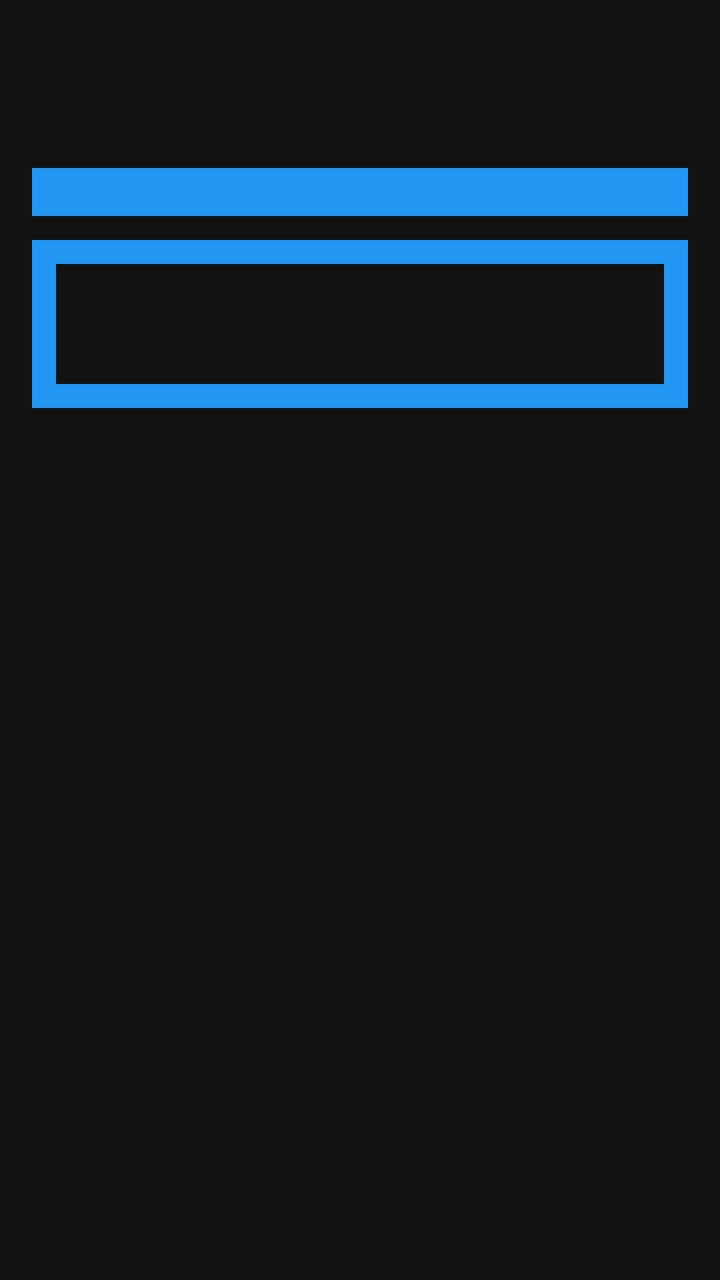
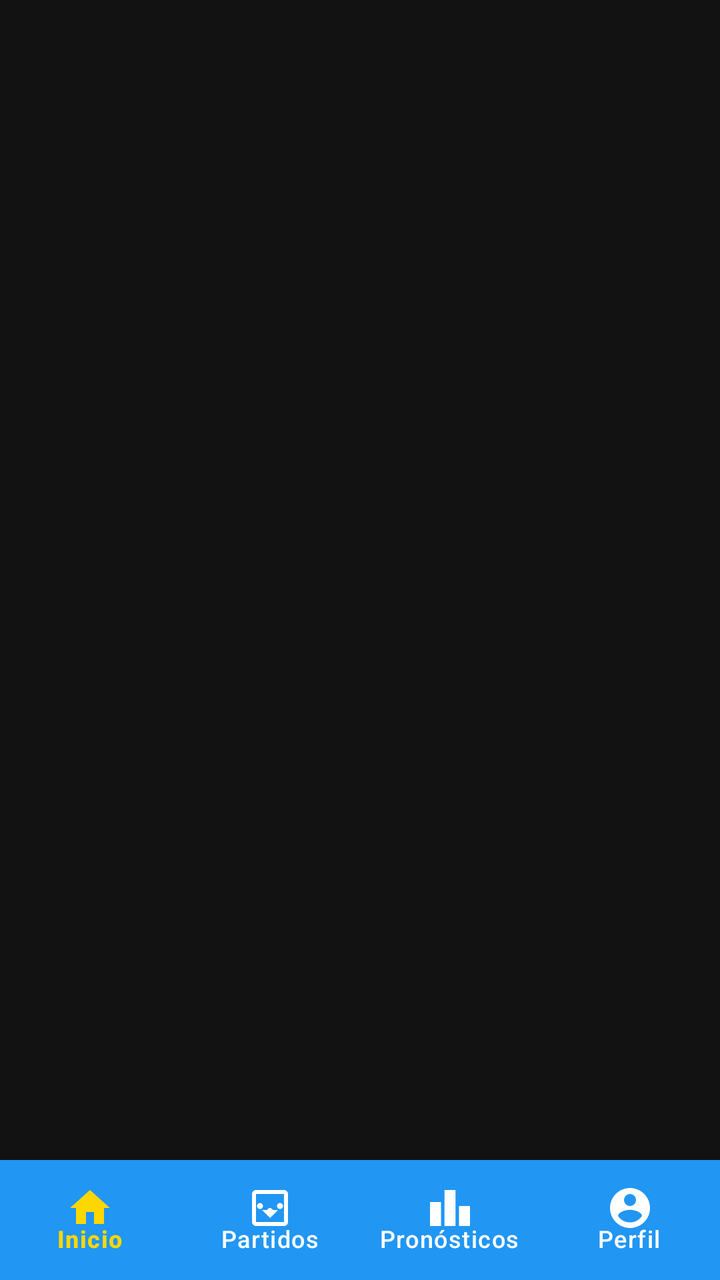

Compare the two renders of this Android layout. The source of the first and the diff that turns it into the second are given below.
<!-- AndroidManifest.xml: application theme Theme.GolIA -->
<!-- res/layout/activity_main.xml -->
<ScrollView xmlns:android="http://schemas.android.com/apk/res/android"
    android:layout_width="match_parent"
    android:layout_height="match_parent"
    android:background="@color/background_dark">

    <LinearLayout
        android:orientation="vertical"
        android:padding="16dp"
        android:layout_width="match_parent"
        android:layout_height="wrap_content">

        
        <TextView
            android:text="GOL‑IA"
            android:textColor="@color/primary_blue"
            android:textSize="28sp"
            android:textStyle="bold"
            android:layout_gravity="center" />

        
        <TextView
            android:text="BIENVENIDO Carlos Rodríguez"
            android:textColor="@color/text_white"
            android:textSize="18sp"
            android:layout_marginTop="16dp" />

        
        <TextView
            android:text="48 Pronóst. | 67% Aciertos | 1 250 Puntos | #142 Ranking"
            android:textColor="@color/text_gray"
            android:textSize="14sp"
            android:layout_marginTop="8dp" />

        
        <Button
            android:text="Racha: 4"
            android:backgroundTint="@color/primary_blue"
            android:textColor="@color/text_white"
            android:layout_marginTop="8dp" />

        
        <TextView
            android:text="Partidos próximos"
            android:textColor="@color/text_white"
            android:textSize="20sp"
            android:textStyle="bold"
            android:layout_marginTop="24dp" />

        
        <LinearLayout
            android:orientation="vertical"
            android:background="@color/primary_blue"
            android:padding="12dp"
            android:layout_marginTop="12dp"
            android:layout_width="match_parent"
            android:layout_height="wrap_content">

            <TextView
                android:text="LA LIGA — JORNADA 38"
                android:textColor="@color/text_white"
                android:textStyle="bold" />

            <TextView
                android:text="FC Barcelona vs Real Madrid · 14 Jun · 20:00"
                android:textColor="@color/text_white" />

            <TextView
                android:text="2.1 FC | 3.2 Empate | 2.8 Real"
                android:textColor="@color/text_white"
                android:textStyle="italic" />
        </LinearLayout>

        
        <LinearLayout
            android:orientation="vertical"
            android:background="@color/primary_blue"
            android:padding="12dp"
            android:layout_marginTop="12dp"
            android:layout_width="match_parent"
            android:layout_height="wrap_content">

            <TextView
                android:text="NBA PLAYOFFS — CONF. FINAL"
                android:textColor="@color/text_white"
                android:textStyle="bold" />

            <TextView
                android:text="LA Lakers vs Golden State · 14 Jun · 22:30"
                android:textColor="@color/text_white" />

            <TextView
                android:text="1.9 | 1.95"
                android:textColor="@color/text_white"
                android:textStyle="italic" />

            <include layout="@layout/bottom_nav_menu" />
        </LinearLayout>


    </LinearLayout>
</ScrollView>
<!-- res/layout/bottom_nav_menu.xml (included above) -->
<LinearLayout xmlns:android="http://schemas.android.com/apk/res/android"
    android:orientation="horizontal"
    android:background="@color/background_dark"
    android:gravity="center"
    android:layout_width="match_parent"
    android:layout_height="60dp">

    <TextView android:text="Inicio" android:textColor="@color/primary_blue" android:layout_margin="8dp"/>
    <TextView android:text="Partidos" android:textColor="@color/text_white" android:layout_margin="8dp"/>
    <TextView android:text="Noticias" android:textColor="@color/text_white" android:layout_margin="8dp"/>
    <TextView android:text="Ranking" android:textColor="@color/text_white" android:layout_margin="8dp"/>
    <TextView android:text="Perfil" android:textColor="@color/text_white" android:layout_margin="8dp"/>
</LinearLayout>
<!-- resources referenced by this layout -->
<resources>
  <color name="background_dark">#121212</color>
  <color name="primary_blue">#2196F3</color>
  <color name="text_gray">#B0B0B0</color>
  <color name="text_white">#FFFFFF</color>
  <style name="Theme.GolIA" parent="Base.Theme.GolIA" />
  <style name="Base.Theme.GolIA" parent="Theme.Material3.DayNight.NoActionBar">
          
          
          colo
      </style>
</resources>

<!-- the commit's change to res/layout/activity_main.xml (unified diff, before → after) -->
@@ -1,115 +1,25 @@
-<ScrollView xmlns:android="http://schemas.android.com/apk/res/android"
+<?xml version="1.0" encoding="utf-8"?>
+<androidx.coordinatorlayout.widget.CoordinatorLayout xmlns:android="http://schemas.android.com/apk/res/android"
+    xmlns:app="http://schemas.android.com/apk/res-auto"
     android:layout_width="match_parent"
     android:layout_height="match_parent"
     android:background="@color/background_dark">
 
-    <LinearLayout
-        android:orientation="vertical"
-        android:padding="16dp"
+    <FrameLayout
+        android:id="@+id/fragment_container"
         android:layout_width="match_parent"
-        android:layout_height="wrap_content">
+        android:layout_height="match_parent"
+        android:layout_marginBottom="60dp" />
 
-        
-        <TextView
-            android:text="GOL‑IA"
-            android:textColor="@color/primary_blue"
-            android:textSize="28sp"
-            android:textStyle="bold"
-            android:layout_gravity="center" />
+    <com.google.android.material.bottomnavigation.BottomNavigationView
+        android:id="@+id/bottom_navigation"
+        android:layout_width="match_parent"
+        android:layout_height="60dp"
+        android:layout_gravity="bottom"
+        android:background="@color/primary_blue"
+        app:itemIconTint="@color/nav_item_color"
+        app:itemTextColor="@color/nav_item_color"
+        app:labelVisibilityMode="labeled"
+        app:menu="@menu/bottom_nav_menu" />
 
-        
-        <TextView
-            android:text="BIENVENIDO Carlos Rodríguez"
-            android:textColor="@color/text_white"
-            android:textSize="18sp"
-            android:layout_marginTop="16dp" />
-
-        
-        <TextView
-            android:text="48 Pronóst. | 67% Aciertos | 1 250 Puntos | #142 Ranking"
-            android:textColor="@color/text_gray"
-            android:textSize="14sp"
-            android:layout_marginTop="8dp" />
-
-        
-        <Button
-            android:text="Racha: 4"
-            android:backgroundTint="@color/primary_blue"
-            android:textColor="@color/text_white"
-            android:layout_marginTop="8dp" />
-
-        
-        <TextView
-            android:text="Partidos próximos"
-            android:textColor="@color/text_white"
-            android:textSize="20sp"
-            android:textStyle="bold"
-            android:layout_marginTop="24dp" />
-
-        
-        <LinearLayout
-            android:orientation="vertical"
-            android:background="@color/primary_blue"
-            android:padding="12dp"
-            android:layout_marginTop="12dp"
-            android:layout_width="match_parent"
-            android:layout_height="wrap_content">
-
-            <TextView
-                android:text="LA LIGA — JORNADA 38"
-                android:textColor="@color/text_white"
-                android:textStyle="bold" />
-
-            <TextView
-                android:text="FC Barcelona vs Real Madrid · 14 Jun · 20:00"
-                android:textColor="@color/text_white" />
-
-            <TextView
-                android:text="2.1 FC | 3.2 Empate | 2.8 Real"
-                android:textColor="@color/text_white"
-                android:textStyle="italic" />
-        </LinearLayout>
-
-        
-        <LinearLayout
-            android:orientation="vertical"
-            android:background="@color/primary_blue"
-            android:padding="12dp"
-            android:layout_marginTop="12dp"
-            android:layout_width="match_parent"
-            android:layout_height="wrap_content">
-
-            <TextView
-                android:text="NBA PLAYOFFS — CONF. FINAL"
-                android:textColor="@color/text_white"
-                android:textStyle="bold" />
-
-            <TextView
-                android:text="LA Lakers vs Golden State · 14 Jun · 22:30"
-                android:textColor="@color/text_white" />
-
-            <TextView
-                android:text="1.9 | 1.95"
-                android:textColor="@color/text_white"
-                android:textStyle="italic" />
-
-            <include layout="@layout/bottom_nav_menu" />
-        </LinearLayout>
-
-
-    </LinearLayout>
-</ScrollView>
-<!-- res/layout/bottom_nav_menu.xml (included above) -->
-<LinearLayout xmlns:android="http://schemas.android.com/apk/res/android"
-    android:orientation="horizontal"
-    android:background="@color/background_dark"
-    android:gravity="center"
-    android:layout_width="match_parent"
-    android:layout_height="60dp">
-
-    <TextView android:text="Inicio" android:textColor="@color/primary_blue" android:layout_margin="8dp"/>
-    <TextView android:text="Partidos" android:textColor="@color/text_white" android:layout_margin="8dp"/>
-    <TextView android:text="Noticias" android:textColor="@color/text_white" android:layout_margin="8dp"/>
-    <TextView android:text="Ranking" android:textColor="@color/text_white" android:layout_margin="8dp"/>
-    <TextView android:text="Perfil" android:textColor="@color/text_white" android:layout_margin="8dp"/>
-</LinearLayout>
+</androidx.coordinatorlayout.widget.CoordinatorLayout>
<!-- resource entries referenced after the edit -->
@@ -2,8 +2,6 @@
 <resources>
   <color name="background_dark">#121212</color>
   <color name="primary_blue">#2196F3</color>
-  <color name="text_gray">#B0B0B0</color>
-  <color name="text_white">#FFFFFF</color>
   <style name="Theme.GolIA" parent="Base.Theme.GolIA" />
   <style name="Base.Theme.GolIA" parent="Theme.Material3.DayNight.NoActionBar">
           
